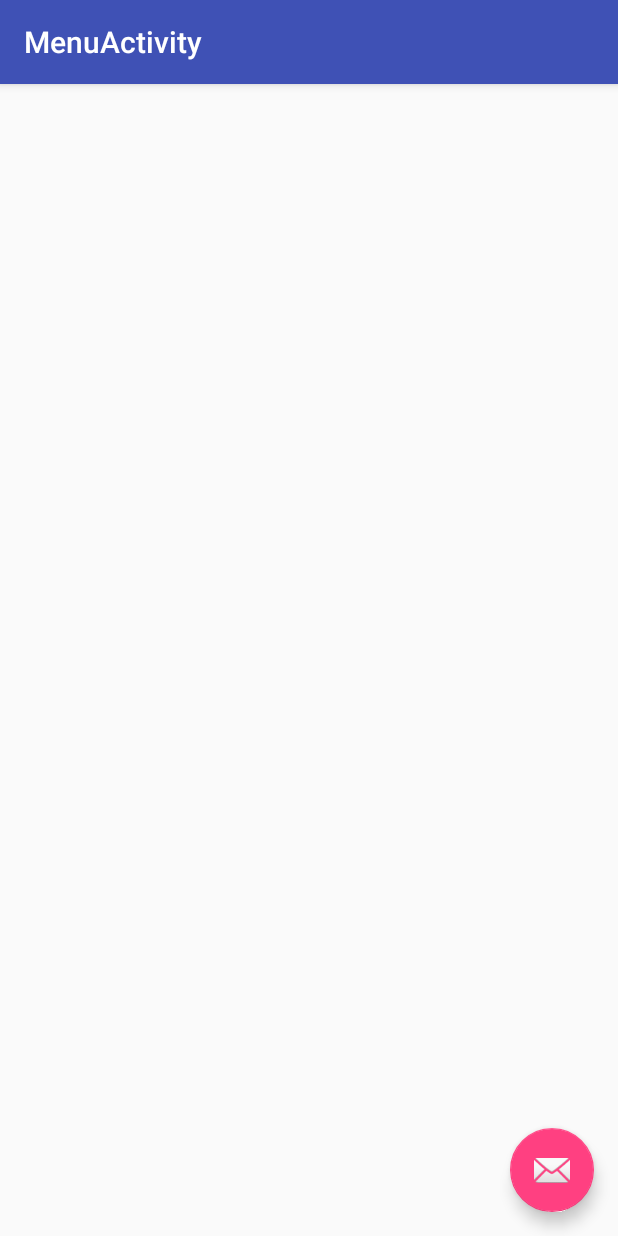
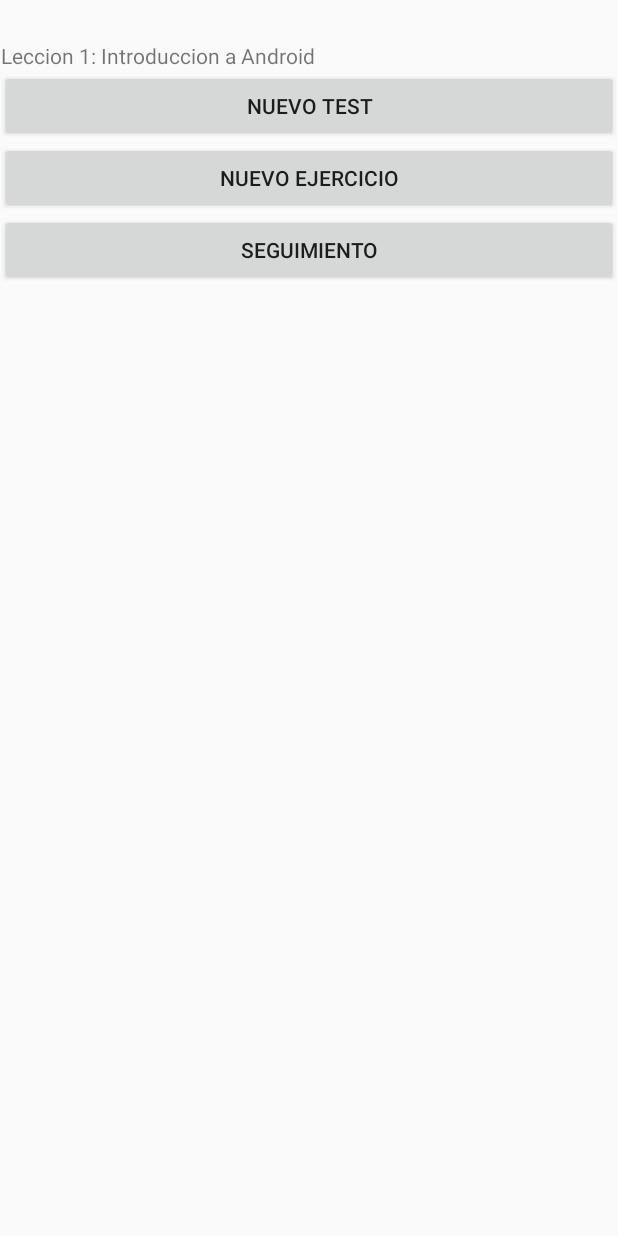
Before and after one commit to ikrazu/Ejemplo_Iker_TTA, an Android app: the MenuActivity screen opened directly, with no data from a screen before it, on a phone screen of 412 x 824 dp. Run offline under Robolectric (Android 15) with nearby library versions, the phone set to English and light mode, and no system bars.

Commit message:
clase de 15 de diciembre

```diff
--- a/app/src/main/java/tta/es/adibide3_1/MenuActivity.java
+++ b/app/src/main/java/tta/es/adibide3_1/MenuActivity.java
@@ -1,29 +1,23 @@
 package tta.es.adibide3_1;
 
+import android.content.Intent;
 import android.os.Bundle;
 import android.support.design.widget.FloatingActionButton;
 import android.support.design.widget.Snackbar;
 import android.support.v7.app.AppCompatActivity;
 import android.support.v7.widget.Toolbar;
 import android.view.View;
+import android.widget.TextView;
 
-public class MenuActivity extends AppCompatActivity {
+public class MenuActivity extends AppCompatActivity{
 
     @Override
     protected void onCreate(Bundle savedInstanceState) {
         super.onCreate(savedInstanceState);
         setContentView(R.layout.activity_menu);
-        Toolbar toolbar = (Toolbar) findViewById(R.id.toolbar);
-        setSupportActionBar(toolbar);
 
-        FloatingActionButton fab = (FloatingActionButton) findViewById(R.id.fab);
-        fab.setOnClickListener(new View.OnClickListener() {
-            @Override
-            public void onClick(View view) {
-                Snackbar.make(view, "Replace with your own action", Snackbar.LENGTH_LONG)
-                        .setAction("Action", null).show();
-            }
-        });
+        Intent intent = getIntent();
+        TextView textLogin = (TextView)findViewById(R.id.menu_login);
+        textLogin.setText(intent.getStringExtra(MainActivity.EXTRA_LOGIN));
     }
-
 }
--- a/app/src/main/res/layout/activity_menu.xml
+++ b/app/src/main/res/layout/activity_menu.xml
@@ -1,34 +1,41 @@
-<?xml version="1.0" encoding="utf-8"?>
-<android.support.design.widget.CoordinatorLayout xmlns:android="http://schemas.android.com/apk/res/android"
-    xmlns:app="http://schemas.android.com/apk/res-auto"
+
+<LinearLayout xmlns:android="http://schemas.android.com/apk/res/android"
     xmlns:tools="http://schemas.android.com/tools"
     android:layout_width="match_parent"
     android:layout_height="match_parent"
-    android:fitsSystemWindows="true"
-    tools:context="tta.es.adibide3_1.MenuActivity">
+    android:orientation="vertical"
+    tools:context="tta.es.example.MenuActivity">
 
-    <android.support.design.widget.AppBarLayout
+    <TextView
+        android:id="@+id/menu_login"
         android:layout_width="match_parent"
         android:layout_height="wrap_content"
-        android:theme="@style/AppTheme.AppBarOverlay">
+        android:gravity="center"
+        android:textSize="20dp"
+        android:text="Bienvenido"/>
 
-        <android.support.v7.widget.Toolbar
-            android:id="@+id/toolbar"
-            android:layout_width="match_parent"
-            android:layout_height="?attr/actionBarSize"
-            android:background="?attr/colorPrimary"
-            app:popupTheme="@style/AppTheme.PopupOverlay" />
-
-    </android.support.design.widget.AppBarLayout>
-
-    <include layout="@layout/content_menu" />
-
-    <android.support.design.widget.FloatingActionButton
-        android:id="@+id/fab"
+    <TextView android:text="Leccion 1: Introduccion a Android"
         android:layout_width="wrap_content"
         android:layout_height="wrap_content"
-        android:layout_gravity="bottom|end"
-        android:layout_margin="@dimen/fab_margin"
-        android:src="@android:drawable/ic_dialog_email" />
+        android:gravity="center" />
 
-</android.support.design.widget.CoordinatorLayout>
+    <Button
+        android:layout_width="match_parent"
+        android:layout_height="wrap_content"
+        android:text="Nuevo test"
+        android:onClick="test" />
+
+    <Button
+        android:layout_width="match_parent"
+        android:layout_height="wrap_content"
+        android:text="Nuevo ejercicio"
+        android:onClick="test" />
+
+    <Button
+        android:layout_width="match_parent"
+        android:layout_height="wrap_content"
+        android:text="Seguimiento"
+        android:onClick="test" />
+
+
+</LinearLayout>
```
Also changed, not shown: app/src/main/AndroidManifest.xml (+8 -0 lines), app/src/main/java/tta/es/adibide3_1/ExerciseActivity.java (added, +29 -0 lines), app/src/main/java/tta/es/adibide3_1/MainActivity.java (+10 -2 lines), app/src/main/java/tta/es/adibide3_1/TestActivity.java (added, +29 -0 lines), app/src/main/res/layout/activity_exercise.xml (added, +34 -0 lines), app/src/main/res/layout/activity_main.xml (+10 -38 lines), app/src/main/res/layout/activity_test.xml (added, +27 -0 lines), app/src/main/res/layout/content_exercise.xml (added, +22 -0 lines), app/src/main/res/layout/content_test.xml (added, +15 -0 lines), app/src/main/res/values/strings.xml (+7 -2 lines).
